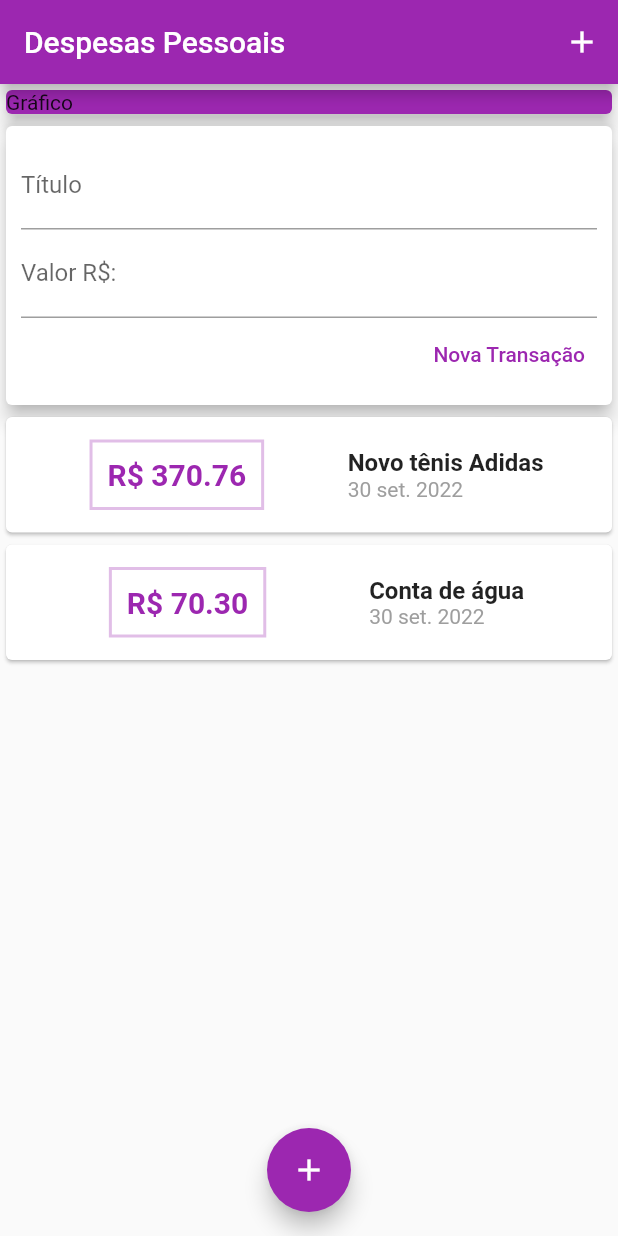
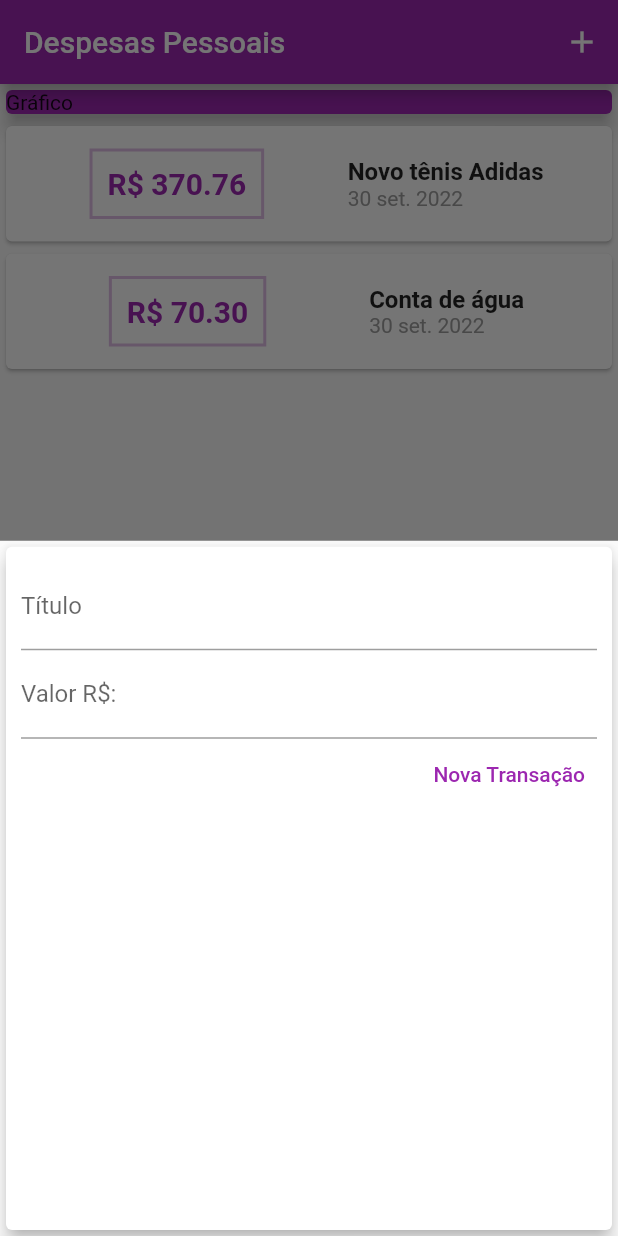
Before and after one commit to fvieir/Flutter-despesas_pessoais, a Flutter app: the screen it shows after launch, after a tap on the "add" icon, on a phone screen of 412 x 824 dp. Run offline on Flutter 3.47's test engine with Material 2 defaults, Android fonts, the phone set to English and light mode, and no system bars.

```diff
--- a/lib/components/transaction_user.dart
+++ /dev/null
@@ -1,52 +0,0 @@
-import 'dart:math';
-import 'package:expenses/components/transaction_form.dart';
-import 'package:expenses/components/transaction_list.dart';
-import 'package:flutter/material.dart';
-import '../models/trasanctions.dart';
-
-class TransactionUser extends StatefulWidget {
-  const TransactionUser({super.key});
-
-  @override
-  State<TransactionUser> createState() => _TransactionUserState();
-}
-
-class _TransactionUserState extends State<TransactionUser> {
-  final _transactions = [
-    Transaction(
-      id: 't1',
-      title: 'Novo tênis Adidas',
-      value: 370.76,
-      date: DateTime.now(),
-    ),
-    Transaction(
-      id: 't2',
-      title: 'Conta de água',
-      value: 70.3,
-      date: DateTime.now(),
-    ),
-  ];
-
-  _addTransaction(String title, double value) {
-    final newTransaction = Transaction(
-      id: Random().nextDouble().toString(),
-      title: title,
-      value: value,
-      date: DateTime.now(),
-    );
-
-    setState(() {
-      _transactions.add(newTransaction);
-    });
-  }
-
-  @override
-  Widget build(BuildContext context) {
-    return Column(
-      children: [
-        TransactionForm(onSubmit: _addTransaction),
-        TransactionList(transactions: _transactions),
-      ],
-    );
-  }
-}
--- a/lib/main.dart
+++ b/lib/main.dart
@@ -1,6 +1,10 @@
-import 'package:expenses/components/transaction_user.dart';
+import 'dart:math';
+
 import 'package:flutter/material.dart';
+import 'package:expenses/components/transaction_form.dart';
+import 'package:expenses/components/transaction_list.dart';
 import 'package:flutter_localizations/flutter_localizations.dart';
+import 'models/trasanctions.dart';
 
 void main() => runApp(const Expenses());
 
@@ -21,8 +25,50 @@ class Expenses extends StatelessWidget {
   }
 }
 
-class MyHomePage extends StatelessWidget {
+class MyHomePage extends StatefulWidget {
   const MyHomePage({super.key});
+
+  @override
+  State<MyHomePage> createState() => _MyHomePageState();
+}
+
+class _MyHomePageState extends State<MyHomePage> {
+  final _transactions = [
+    Transaction(
+      id: 't1',
+      title: 'Novo tênis Adidas',
+      value: 370.76,
+      date: DateTime.now(),
+    ),
+    Transaction(
+      id: 't2',
+      title: 'Conta de água',
+      value: 70.3,
+      date: DateTime.now(),
+    ),
+  ];
+
+  _addTransaction(String title, double value) {
+    final newTransaction = Transaction(
+      id: Random().nextDouble().toString(),
+      title: title,
+      value: value,
+      date: DateTime.now(),
+    );
+
+    setState(() {
+      _transactions.add(newTransaction);
+    });
+  }
+
+  _openTransactionFormModal(BuildContext context) {
+    showModalBottomSheet(
+      context: context,
+      builder: (_) {
+        return TransactionForm(onSubmit: _addTransaction);
+      },
+    );
+  }
 
   @override
   Widget build(BuildContext context) {
@@ -32,7 +78,7 @@ class MyHomePage extends StatelessWidget {
         title: const Text('Despesas Pessoais'),
         actions: [
           IconButton(
-            onPressed: () {},
+            onPressed: () => _openTransactionFormModal(context),
             icon: const Icon(Icons.add),
           )
         ],
@@ -40,22 +86,22 @@ class MyHomePage extends StatelessWidget {
       body: SingleChildScrollView(
         child: Column(
           crossAxisAlignment: CrossAxisAlignment.stretch,
-          children: const [
-            SizedBox(
+          children: [
+            const SizedBox(
               child: Card(
                 color: Colors.purple,
                 elevation: 5,
                 child: Text('Gráfico'),
               ),
             ),
-            TransactionUser(),
+            TransactionList(transactions: _transactions),
           ],
         ),
       ),
       floatingActionButton: FloatingActionButton(
         backgroundColor: Colors.purple,
         child: const Icon(Icons.add),
-        onPressed: () {},
+        onPressed: () => _openTransactionFormModal(context),
       ),
       floatingActionButtonLocation: FloatingActionButtonLocation.centerFloat,
     );
```
